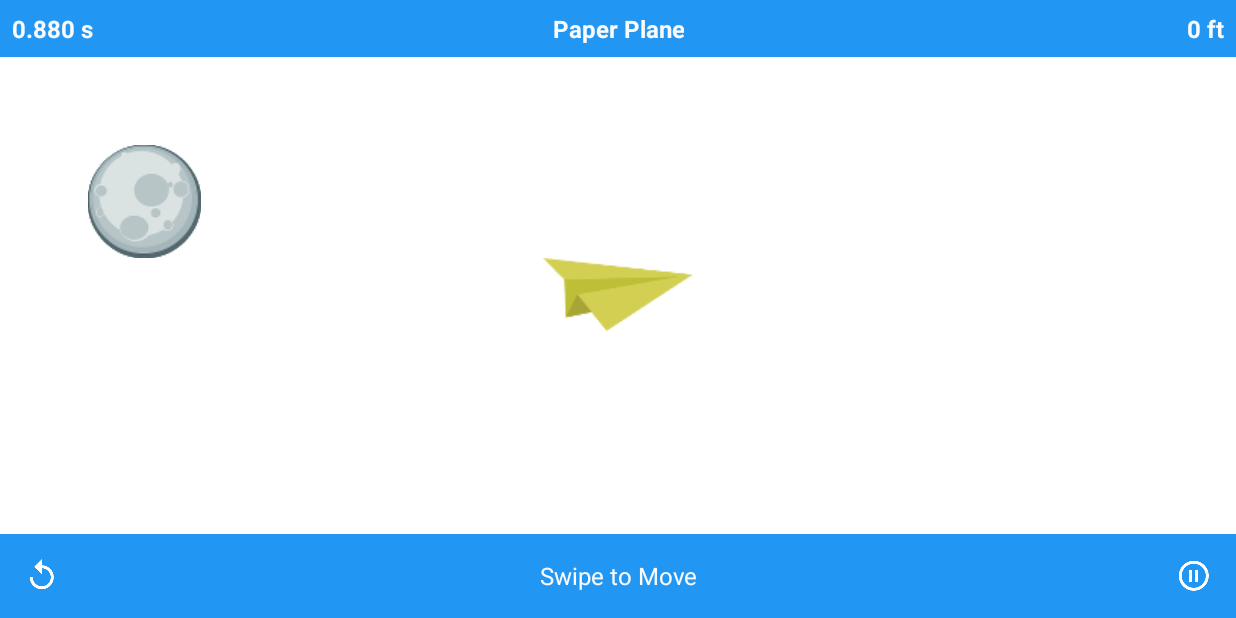
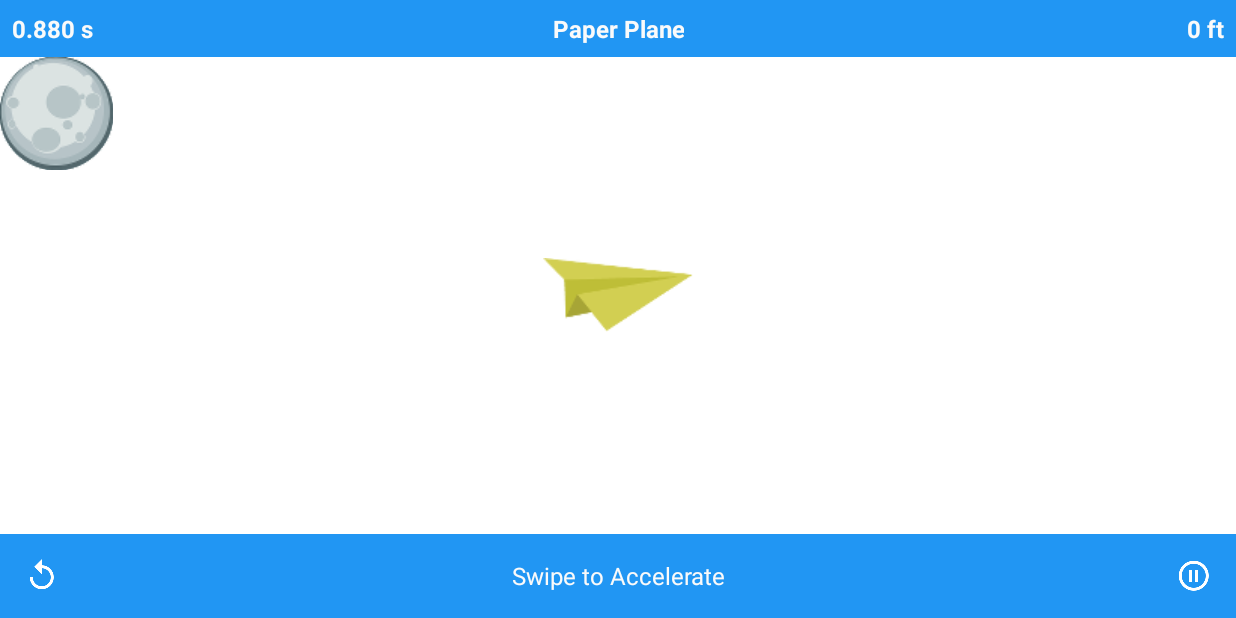
Before and after one commit to matthew-compton/android-games, an Android app: the fragment GameplayFragment placed in its activity, after a tap on "OK", on a phone screen of 824 x 412 dp (held sideways). Run offline under Robolectric (Android 15) with nearby library versions, the phone set to English and light mode, and no system bars; our stand-ins replace ButterKnife, Dagger/Hilt's generated code, Timber; libraries missing offline, so code that uses them is left out: de.greenrobot.event; 4 statements that could not run were skipped.

Commit message:
Fixed bounds issue

```diff
--- a/app/src/main/java/com/ambergleam/android/paperplane/model/Entity.java
+++ b/app/src/main/java/com/ambergleam/android/paperplane/model/Entity.java
@@ -55,8 +55,17 @@ public abstract class Entity {
     }
 
     public void update(int maxWidth, int maxHeight) {
-        mPosition.x = (mPosition.x + getVelocityX()) % maxWidth;
-        mPosition.y = (mPosition.y + getVelocityY()) % maxHeight;
+        mPosition.x = wrap(mPosition.x + getVelocityX(), maxWidth, getBitmap().getWidth());
+        mPosition.y = wrap(mPosition.y + getVelocityY(), maxHeight, getBitmap().getHeight());
+    }
+
+    private int wrap(int value, int maxSize, int bitmapSize) {
+        if (value < -bitmapSize) {
+            value += (maxSize + bitmapSize);
+        } else if (value >= (maxSize + bitmapSize)) {
+            value -= (maxSize + 2 * bitmapSize);
+        }
+        return value;
     }
 
     public boolean isColliding(Entity entity) {
--- a/app/src/main/java/com/ambergleam/android/paperplane/model/Moon.java
+++ b/app/src/main/java/com/ambergleam/android/paperplane/model/Moon.java
@@ -9,13 +9,13 @@ import com.ambergleam.android.paperplane.util.RandomUtils;
 
 public class Moon extends Entity {
 
-    public static final int MAX_VELOCITY = 8;
+    public static final int MAX_VELOCITY = 4;
 
     public static Moon newInstance(Context context, int canvasWidth, int canvasHeight) {
         Moon moon = new Moon();
         moon.setBitmap(BitmapFactory.decodeResource(context.getResources(), R.drawable.moon));
         moon.setPosition(getRandomStartingPosition());
-        moon.setVelocity(getRandomStartingVelocity());
+        moon.setVelocity(getRandomStartingPosition());//TODO
         return moon;
     }
 
--- a/app/src/main/res/values/strings.xml
+++ b/app/src/main/res/values/strings.xml
@@ -26,7 +26,7 @@
     <string name="fragment_menu_distance_previous">Previous Distance:\n<xliff:g example="1,200 ft" id="distance">%1$s</xliff:g></string>
 
     <!-- Gameplay -->
-    <string name="fragment_gameplay_directions">Swipe to Move</string>
+    <string name="fragment_gameplay_directions">Swipe to Accelerate</string>
     <string name="fragment_gameplay_ready">Ready?</string>
     <string name="fragment_gameplay_restart">Restart</string>
     <string name="fragment_gameplay_paused">Paused</string>
```
